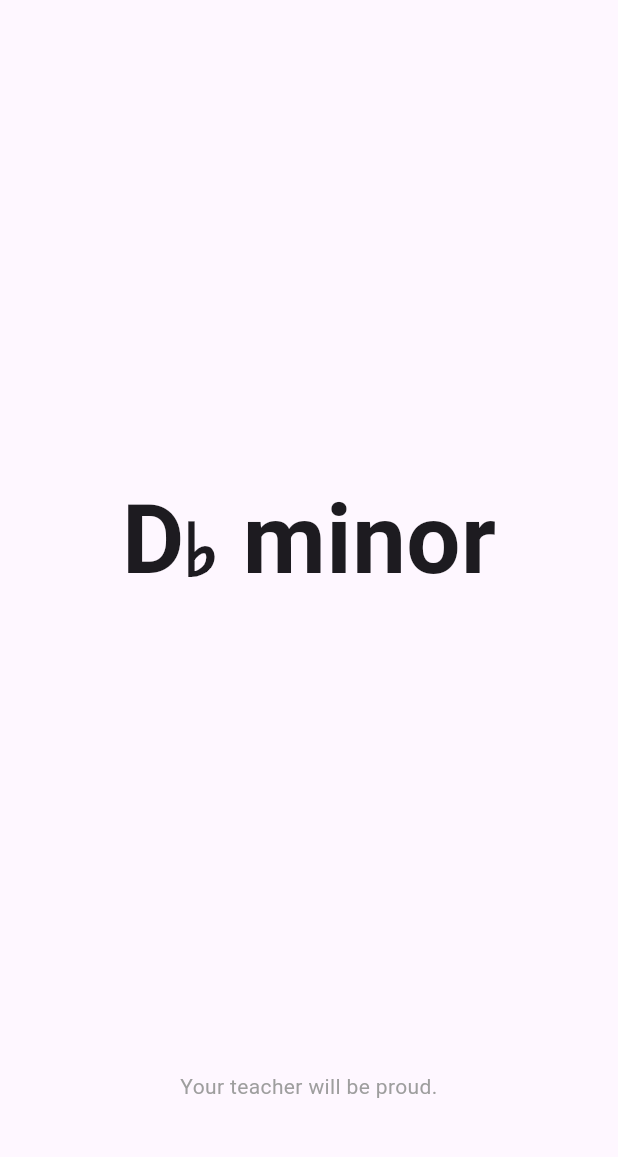
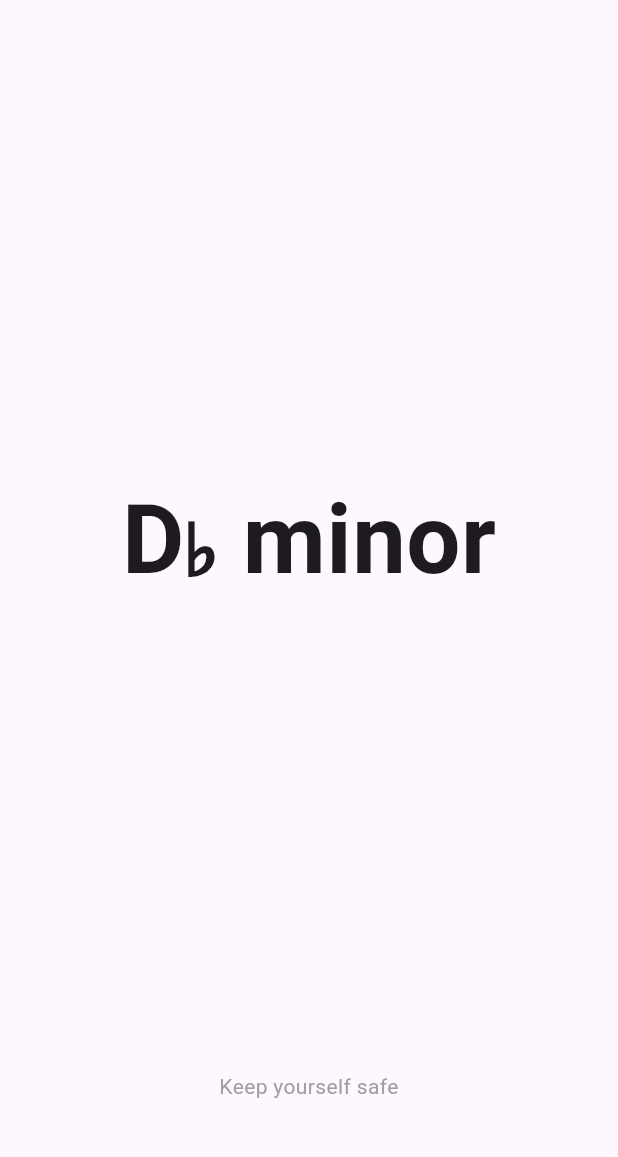
Before and after one commit to lawnclppings/scalepicker, a Flutter app: the screen it shows after launch, on a phone screen of 412 x 824 dp, the part 63-1220 px from its top. Run offline on Flutter 3.47's test engine with Material 3 defaults, Android fonts, the phone set to English and light mode, and no system bars; our stand-ins replace settings_ui, shared_preferences.

Commit message:
ominous quotes

```diff
--- a/lib/main.dart
+++ b/lib/main.dart
@@ -33,7 +33,7 @@ class _MyAppState extends State<MyApp> {
   var keys = ["A", "B", "C", "D", "E", "F", "G", "A♭", "B♭", "D♭", "E♭", "G♭", "C♯"];
   var qualities = ["major", "minor"];
   var quotes = ["You can do this!", "Live, laugh, love.", "Your teacher will be proud.",
-    "Good luck!", "Nothing is impossible.", "No, this is Patrick!"];
+    "Good luck!", "Nothing is impossible.", "No, this is Patrick!", "Keep yourself safe", "Intonation..."];
   String quote = '';
   String scale = '';
 
```
